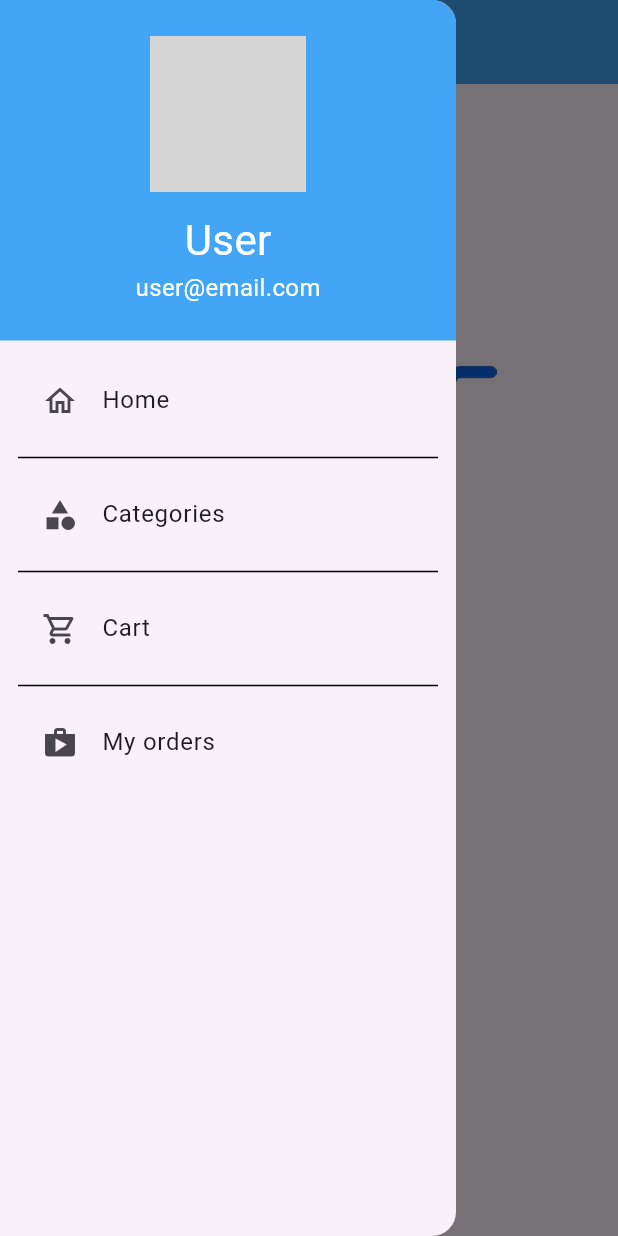
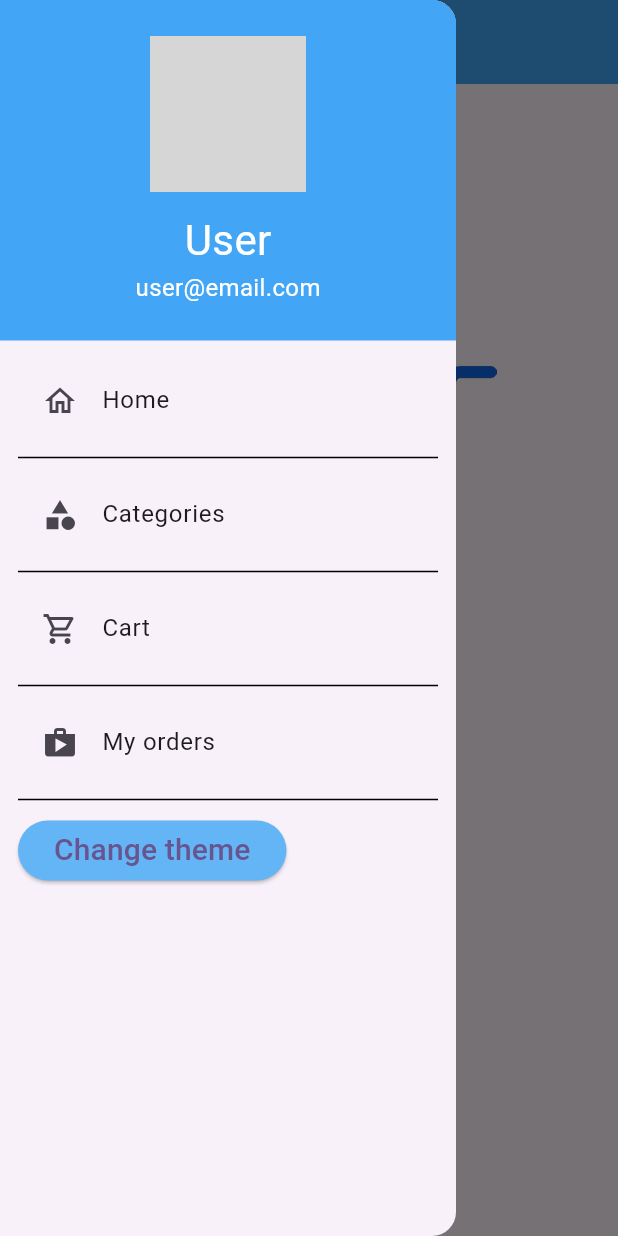
Before and after one commit to cristianbtzk/dev-mobile-final, a Flutter app: the screen it shows after launch, with the side drawer open, on a phone screen of 412 x 824 dp. Run offline on Flutter 3.47's test engine with Material 3 defaults, Android fonts, the phone set to English and light mode, and no system bars; our stand-ins replace connectivity, equatable, expandable, flutter_bloc, flutter_native_splash, shared_preferences; network calls fail; grey boxes are pictures that could not be loaded.

Commit message:
Change theme

```diff
--- a/shopping_app/lib/main.dart
+++ b/shopping_app/lib/main.dart
@@ -1,17 +1,28 @@
 import 'package:flutter/material.dart';
 import 'package:flutter_bloc/flutter_bloc.dart';
 import 'package:flutter_native_splash/flutter_native_splash.dart';
+import 'package:provider/provider.dart';
+import 'package:shared_preferences/shared_preferences.dart';
 import 'package:shopping_app/bloc/addToCartBloc/addToCartBloc.dart';
 import 'package:shopping_app/cart.dart';
 import 'package:shopping_app/categories.dart';
 import 'package:shopping_app/home.dart';
 import 'package:shopping_app/orders.dart';
 import 'package:shopping_app/products.dart';
+import 'package:shopping_app/theme.dart';
 
-void main() {
+Future<void> main() async {
   WidgetsFlutterBinding.ensureInitialized();
   //FlutterNativeSplash.remove();
-  runApp(const MyApp());
+  SharedPreferences prefs = await SharedPreferences.getInstance();
+
+  runApp(
+    ChangeNotifierProvider(
+      create: (BuildContext context) =>
+          ThemeProvider(isDarkMode: prefs.getBool('isDarkTheme') ?? false),
+      child: const MyApp(),
+    ),
+  );
 }
 
 class MyApp extends StatelessWidget {
@@ -25,7 +36,8 @@ class MyApp extends StatelessWidget {
           create: (context) => CartBloc(),
         ),
       ],
-      child: MaterialApp(
+      child: Consumer<ThemeProvider>(builder: (context, themeProvider, child) {
+        return MaterialApp(
           title: 'Shopping app',
           initialRoute: '/',
           theme: ThemeData(
@@ -37,6 +49,7 @@ class MyApp extends StatelessWidget {
             brightness: Brightness.dark,
           ),
           debugShowCheckedModeBanner: false,
+          themeMode: themeProvider.getTheme,
           /* themeMode: themeProvider.getTheme, */
           routes: {
             '/': (context) => const Home(),
@@ -45,7 +58,8 @@ class MyApp extends StatelessWidget {
             '/orders': (context) => const Orders(),
             '/products': (context) => const Products(),
           },
-      ),
+        );
+      }),
     );
   }
 }
--- a/shopping_app/lib/navigationbar.dart
+++ b/shopping_app/lib/navigationbar.dart
@@ -1,4 +1,6 @@
 import 'package:flutter/material.dart';
+import 'package:provider/provider.dart';
+import 'package:shopping_app/theme.dart';
 
 class CustomNavigationBar extends StatelessWidget {
   const CustomNavigationBar({super.key});
@@ -92,6 +94,26 @@ Widget buildMenuItems(BuildContext context) => Container(
               Navigator.pushNamed(context, '/orders');
             },
           ),
+          const Divider(color: Colors.black),
+          ElevatedButton(
+            style: ElevatedButton.styleFrom(
+              backgroundColor: Colors.blue.shade300,
+            ),
+            onPressed: () {
+              ThemeProvider themeProvider = Provider.of<ThemeProvider>(
+                context,
+                listen: false,
+              );
+
+              themeProvider.swapTheme();
+            },
+            child: const Text(
+              style: TextStyle(
+                fontSize: 20,
+              ),
+              'Change theme',
+            ),
+          ),
         ],
       ),
     );
--- /dev/null
+++ b/shopping_app/lib/theme.dart
@@ -0,0 +1,29 @@
+import 'package:flutter/material.dart';
+import 'package:shared_preferences/shared_preferences.dart';
+
+class ThemeProvider extends ChangeNotifier {
+  late ThemeMode _selectedTheme;
+
+  ThemeMode light = ThemeMode.light;
+
+  ThemeMode dark = ThemeMode.dark;
+
+  ThemeProvider({bool isDarkMode = false}) {
+    _selectedTheme = isDarkMode ? dark : light;
+  }
+
+  Future<void> swapTheme() async {
+    SharedPreferences prefs = await SharedPreferences.getInstance();
+
+    if (_selectedTheme == dark) {
+      _selectedTheme = light;
+      prefs.setBool('isDarkTheme', false);
+    } else {
+      _selectedTheme = dark;
+      prefs.setBool('isDarkTheme', true);
+    }
+    notifyListeners();
+  }
+
+  ThemeMode get getTheme => _selectedTheme;
+}
--- a/shopping_app/pubspec.yaml
+++ b/shopping_app/pubspec.yaml
@@ -32,7 +32,7 @@ dependencies:
     sdk: flutter
 
   flutter_native_splash: ^2.3.4
-
+  shared_preferences: ^2.0.9
   # The following adds the Cupertino Icons font to your application.
   # Use with the CupertinoIcons class for iOS style icons.
   cupertino_icons: ^1.0.2
@@ -42,6 +42,7 @@ dependencies:
   flutter_bloc: ^8.1.3
   equatable: ^2.0.5
   expandable: ^5.0.1
+  provider: ^6.1.1
 
 flutter_native_splash:
   color: "#ffffff"
```
Also changed, not shown: shopping_app/pubspec.lock, 1 other file. Lines whose indentation alone changed are shown as unchanged.
